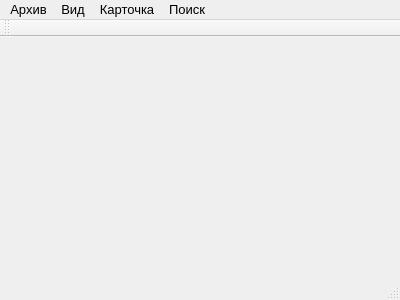
First picture: the form in mainwindow.ui, repository Lelius/FileLibrary, before the edit.
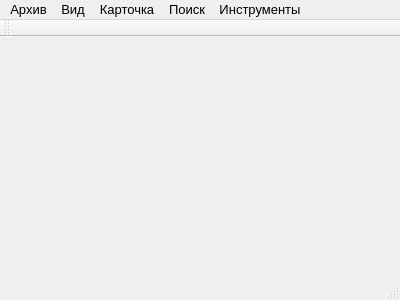
Second picture: the form after the edit.

Commit message: В MainWindow добавил в меню пункт "Инструменты", в котором сделал QAction "Настройки".

What changed in the file:
```diff
--- a/mainwindow.ui
+++ b/mainwindow.ui
@@ -93,10 +93,17 @@
     <addaction name="actionListCard_2"/>
     <addaction name="actionViewCard"/>
    </widget>
+   <widget class="QMenu" name="menuTools">
+    <property name="title">
+     <string>Инструменты</string>
+    </property>
+    <addaction name="actionSettings"/>
+   </widget>
    <addaction name="menuBarFileLibrary"/>
    <addaction name="menuBarView"/>
    <addaction name="menuBarCardRedactor"/>
    <addaction name="menuBarSearch"/>
+   <addaction name="menuTools"/>
   </widget>
   <widget class="QToolBar" name="mainToolBar">
    <attribute name="toolBarArea">
```
Left out of the diff: 5 changed lines with no effect on the pictures. The commit also changes 2 other files.
